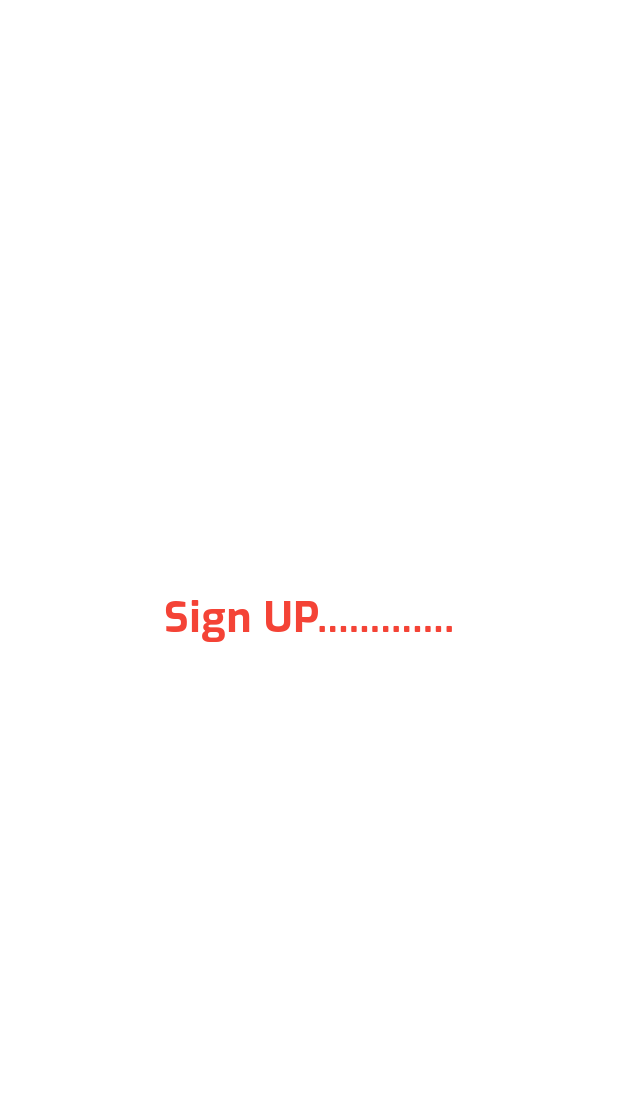
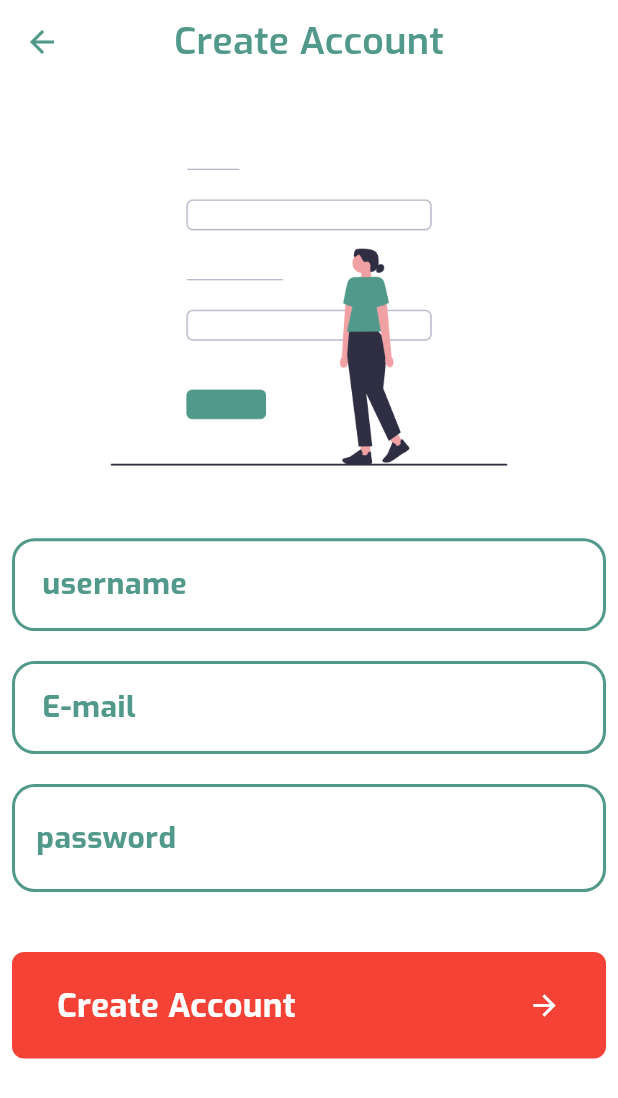
Before and after one commit to AbdAlrahmanmohamedelsayed/smartpill, a Flutter app: the screen it shows after launch, after a tap on "Skip", after a tap on "Register", on a phone screen of 412 x 824 dp. Shown: the top 1098 px of the screen. Run offline on Flutter 3.47's test engine with Material 3 defaults, Android fonts, the phone set to English and light mode, and no system bars; our stand-ins replace animate_do, flutter_onboarding_slider.

Commit message:
add login and signup

```diff
--- a/lib/core/config/appRouter.dart
+++ b/lib/core/config/appRouter.dart
@@ -1,8 +1,9 @@
 import 'package:flutter/material.dart';
 import 'package:smartpill/core/config/page_routes_name.dart';
-import 'package:smartpill/features/screens/log/Login_view.dart';
+import 'package:smartpill/features/layout/layout_view.dart';
+import 'package:smartpill/features/screens/Auth/log/Login_view.dart';
 import 'package:smartpill/features/screens/onboarding/onboarding_view.dart';
-import 'package:smartpill/features/screens/signup/signUp_view.dart';
+import 'package:smartpill/features/screens/Auth/signup/signUp_view.dart';
 import 'package:smartpill/features/screens/splash/splashview.dart';
 
 class AppRouter {
@@ -20,6 +21,9 @@ class AppRouter {
       case PageRoutesName.signup:
         return MaterialPageRoute(
             builder: (context) => SignupView(), settings: settings);
+      case PageRoutesName.layout:
+        return MaterialPageRoute(
+            builder: (context) => LayoutView(), settings: settings);
       default:
         return MaterialPageRoute(
             builder: (context) => Splashview(), settings: settings);
--- a/lib/core/config/page_routes_name.dart
+++ b/lib/core/config/page_routes_name.dart
@@ -1,6 +1,7 @@
 class PageRoutesName {
   static const String initial = '/';
   static const String onboarding = 'onboarding';
+  static const String layout = 'layout';
   static const String home = 'home';
   static const String login = 'login';
   static const String signup = 'signup';
--- a/lib/core/theme/app_theme_manager.dart
+++ b/lib/core/theme/app_theme_manager.dart
@@ -5,6 +5,10 @@ class AppThemeManager {
   static Color primary = ColorPallets.primaryColor;
   static ThemeData lightThemeManager = ThemeData(
     primaryColor: primary,
+    appBarTheme: AppBarTheme(
+        centerTitle: true,
+        backgroundColor: Colors.white,
+        iconTheme: IconThemeData(color: primary)),
     textTheme: const TextTheme(
       bodyLarge: TextStyle(
           color: Colors.black,
--- a/lib/core/theme/color_pallets.dart
+++ b/lib/core/theme/color_pallets.dart
@@ -2,4 +2,5 @@ import 'package:flutter/material.dart';
 
 class ColorPallets {
   static const Color primaryColor = Color(0xff51998a);
+  static const Color redbutton = Colors.red;
 }
--- /dev/null
+++ b/lib/features/screens/Auth/signup/signUp_view.dart
@@ -0,0 +1,237 @@
+import 'package:animate_do/animate_do.dart';
+import 'package:flutter/material.dart';
+import 'package:smartpill/core/theme/color_pallets.dart';
+
+class SignupView extends StatefulWidget {
+  const SignupView({super.key});
+
+  @override
+  State<SignupView> createState() => _SignupViewState();
+}
+
+class _SignupViewState extends State<SignupView> {
+  bool isObscure = true;
+  TextEditingController emailcontroller = TextEditingController();
+  TextEditingController passwordcontrolar = TextEditingController();
+  @override
+  Widget build(BuildContext context) {
+    var formkey = GlobalKey<FormState>();
+    var theme = Theme.of(context);
+    var media = MediaQuery.sizeOf(context);
+    return Scaffold(
+      appBar: AppBar(
+        title: Text(
+          'Create Account',
+          style:
+              theme.textTheme.bodyMedium?.copyWith(color: theme.primaryColor),
+        ),
+      ),
+      backgroundColor: Colors.white,
+      body: SingleChildScrollView(
+        child: Padding(
+          padding: const EdgeInsets.all(8.0),
+          child: Form(
+            key: formkey,
+            child: Column(
+              crossAxisAlignment: CrossAxisAlignment.start,
+              children: [
+                FadeInDown(
+                  delay: const Duration(microseconds: 400),
+                  child: Container(
+                      padding: const EdgeInsets.symmetric(
+                          horizontal: 8, vertical: 10),
+                      width: 450,
+                      child: Image.asset(
+                        'assets/images/Sign_up.png',
+                        fit: BoxFit.cover,
+                      )),
+                ),
+                TextFormField(
+                  controller: emailcontroller,
+                  validator: (value) {
+                    if (value == null || value.trim().isEmpty) {
+                      return "plz enter your full name";
+                    }
+
+                    return null;
+                  },
+                  cursorColor: ColorPallets.redbutton,
+                  style: theme.textTheme.bodySmall,
+                  decoration: InputDecoration(
+                    contentPadding: const EdgeInsets.all(16),
+                    suffix: Icon(
+                      Icons.person,
+                      color: theme.primaryColor,
+                    ),
+                    label: Text(
+                      'username',
+                      style: theme.textTheme.bodySmall?.copyWith(
+                          fontSize: 20,
+                          color: theme.primaryColor,
+                          fontWeight: FontWeight.bold),
+                    ),
+                    hintText: 'enter your full name ',
+                    hintStyle: theme.textTheme.bodySmall?.copyWith(
+                        fontWeight: FontWeight.w500, color: Colors.black38),
+                    border: OutlineInputBorder(
+                        borderRadius: BorderRadius.circular(15),
+                        borderSide:
+                            BorderSide(width: 2, color: theme.primaryColor)),
+                    enabledBorder: OutlineInputBorder(
+                      borderRadius: BorderRadius.circular(15),
+                      borderSide:
+                          BorderSide(width: 2, color: theme.primaryColor),
+                    ),
+                    focusedBorder: OutlineInputBorder(
+                      borderRadius: BorderRadius.circular(15),
+                      borderSide:
+                          BorderSide(width: 2, color: theme.primaryColor),
+                    ),
+                  ),
+                ),
+                const SizedBox(
+                  height: 20,
+                ),
+                TextFormField(
+                  controller: emailcontroller,
+                  validator: (value) {
+                    if (value == null || value.trim().isEmpty) {
+                      return "plz enter your emaail";
+                    }
+                    var regexp = RegExp(
+                        r'^(([^<>()[\]\\.,;:\s@\"]+(\.[^<>()[\]\\.,;:\s@\"]+)*)|(\".+\"))@((\[[0-9]{1,3}\.[0-9]{1,3}\.[0-9]{1,3}\.[0-9]{1,3}\])|(([a-zA-Z\-0-9]+\.)+[a-zA-Z]{2,}))$');
+                    if (!regexp.hasMatch(value)) {
+                      return 'Invalid email';
+                    }
+                    return null;
+                  },
+                  cursorColor: ColorPallets.redbutton,
+                  style: theme.textTheme.bodySmall,
+                  decoration: InputDecoration(
+                    contentPadding: const EdgeInsets.all(16),
+                    suffix: Icon(
+                      Icons.email,
+                      color: theme.primaryColor,
+                    ),
+                    label: Text(
+                      'E-mail',
+                      style: theme.textTheme.bodySmall?.copyWith(
+                          fontSize: 20,
+                          color: theme.primaryColor,
+                          fontWeight: FontWeight.bold),
+                    ),
+                    hintText: 'enter your email ',
+                    hintStyle: theme.textTheme.bodySmall?.copyWith(
+                        fontWeight: FontWeight.w500, color: Colors.black38),
+                    border: OutlineInputBorder(
+                        borderRadius: BorderRadius.circular(15),
+                        borderSide:
+                            BorderSide(width: 2, color: theme.primaryColor)),
+                    enabledBorder: OutlineInputBorder(
+                      borderRadius: BorderRadius.circular(15),
+                      borderSide:
+                          BorderSide(width: 2, color: theme.primaryColor),
+                    ),
+                    focusedBorder: OutlineInputBorder(
+                      borderRadius: BorderRadius.circular(15),
+                      borderSide:
+                          BorderSide(width: 2, color: theme.primaryColor),
+                    ),
+                  ),
+                ),
+                const SizedBox(
+                  height: 20,
+                ),
+                TextFormField(
+                  obscureText: isObscure,
+                  controller: passwordcontrolar,
+                  validator: (value) {
+                    if (value == null || value.trim().isEmpty) {
+                      return 'Plz enter your password';
+                    }
+                    return null;
+                  },
+                  cursorColor: ColorPallets.redbutton,
+                  style: theme.textTheme.bodySmall,
+                  decoration: InputDecoration(
+                    contentPadding: const EdgeInsets.all(12),
+                    suffix: IconButton(
+                        onPressed: () {
+                          setState(() {
+                            isObscure = !isObscure;
+                          });
+                        },
+                        icon: Icon(
+                          isObscure ? Icons.visibility : Icons.visibility_off,
+                          color: theme.primaryColor,
+                        )),
+                    label: Text(
+                      'password',
+                      style: theme.textTheme.bodySmall?.copyWith(
+                          fontSize: 20,
+                          color: theme.primaryColor,
+                          fontWeight: FontWeight.bold),
+                    ),
+                    hintText: 'enter your password ',
+                    hintStyle: theme.textTheme.bodySmall?.copyWith(
+                        fontWeight: FontWeight.w500, color: Colors.black38),
+                    border: OutlineInputBorder(
+                        borderRadius: BorderRadius.circular(15),
+                        borderSide:
+                            BorderSide(width: 2, color: theme.primaryColor)),
+                    enabledBorder: OutlineInputBorder(
+                      borderRadius: BorderRadius.circular(15),
+                      borderSide:
+                          BorderSide(width: 2, color: theme.primaryColor),
+                    ),
+                    focusedBorder: OutlineInputBorder(
+                      borderRadius: BorderRadius.circular(15),
+                      borderSide:
+                          BorderSide(width: 2, color: theme.primaryColor),
+                    ),
+                  ),
+                ),
+                const SizedBox(
+                  height: 40,
+                ),
+                FadeInUp(
+                  delay: const Duration(milliseconds: 250),
+                  child: FilledButton(
+                    style: FilledButton.styleFrom(
+                        shape: RoundedRectangleBorder(
+                            borderRadius: BorderRadius.circular(8)),
+                        padding: const EdgeInsets.symmetric(
+                            horizontal: 30, vertical: 20),
+                        backgroundColor: Colors.red),
+                    onPressed: () {
+                      if (formkey.currentState!.validate()) {
+                        print('valid email');
+                      }
+                    },
+                    child: Row(
+                      mainAxisAlignment: MainAxisAlignment.spaceBetween,
+                      children: [
+                        Text(
+                          'Create Account',
+                          style: theme.textTheme.bodyMedium?.copyWith(
+                              fontSize: 22,
+                              fontWeight: FontWeight.w700,
+                              color: Colors.white),
+                        ),
+                        const Icon(
+                          Icons.arrow_forward,
+                          color: Colors.white,
+                          size: 22,
+                        )
+                      ],
+                    ),
+                  ),
+                ),
+              ],
+            ),
+          ),
+        ),
+      ),
+    );
+  }
+}
--- a/lib/features/screens/onboarding/onboarding_view.dart
+++ b/lib/features/screens/onboarding/onboarding_view.dart
@@ -1,4 +1,4 @@
-import 'package:flutter/cupertino.dart';
+import 'package:animate_do/animate_do.dart';
 import 'package:flutter/material.dart';
 import 'package:flutter_onboarding_slider/flutter_onboarding_slider.dart';
 import 'package:smartpill/core/config/page_routes_name.dart';
@@ -12,21 +12,24 @@ class OnboardingView extends StatelessWidget {
     var theme = Theme.of(context);
     var media = MediaQuery.of(context);
     return OnBoardingSlider(
-      finishButtonText: 'Register',
+      finishButtonText: 'LogIn',
       onFinish: () {
-        Navigator.pushNamed(context, PageRoutesName.signup);
+        Navigator.pushNamed(context, PageRoutesName.login);
       },
       finishButtonStyle: FinishButtonStyle(
           backgroundColor: theme.primaryColor,
-      ),
+          shape:
+              RoundedRectangleBorder(borderRadius: BorderRadius.circular(20))),
       skipTextButton: Text('Skip',
           style:
               theme.textTheme.bodySmall?.copyWith(color: theme.primaryColor)),
-      trailing: Text('Login',
-          style:
-              theme.textTheme.bodySmall?.copyWith(color: theme.primaryColor)),
+      trailing: Text('Register',
+          style: theme.textTheme.bodySmall?.copyWith(
+              fontSize: 20,
+              color: theme.primaryColor,
+              fontWeight: FontWeight.bold)),
       trailingFunction: () {
-        Navigator.pushNamed(context, PageRoutesName.login);
+        Navigator.pushNamed(context, PageRoutesName.signup);
       },
       controllerColor: theme.primaryColor,
       totalPage: 4,
@@ -39,12 +42,14 @@ class OnboardingView extends StatelessWidget {
         CustomImage(imagePath: 'assets/images/onboard_3.jpg'),
         CustomImage(imagePath: 'assets/images/onboard_4.jpg'),
       ],
-      speed: 1.8,
+      speed: 1.9,
       pageBodies: [
-        Container(
+        FadeInRight(
+          delay: const Duration(seconds: 1),
+          child: Container(
             alignment: Alignment.center,
             width: media.size.width,
-          padding: const EdgeInsets.symmetric(horizontal: 40),
+            padding: const EdgeInsets.symmetric(horizontal: 20),
             child: Column(
               mainAxisAlignment: MainAxisAlignment.center,
               crossAxisAlignment: CrossAxisAlignment.center,
@@ -71,7 +76,10 @@ class OnboardingView extends StatelessWidget {
               ],
             ),
           ),
-        Container(
+        ),
+        FadeInRight(
+          delay: const Duration(microseconds: 700),
+          child: Container(
             alignment: Alignment.center,
             width: media.size.width,
             padding: const EdgeInsets.symmetric(horizontal: 40),
@@ -101,7 +109,10 @@ class OnboardingView extends StatelessWidget {
               ],
             ),
           ),
-        Container(
+        ),
+        FadeInRight(
+          delay: const Duration(microseconds: 700),
+          child: Container(
             alignment: Alignment.center,
             width: media.size.width,
             padding: const EdgeInsets.symmetric(horizontal: 40),
@@ -131,7 +142,10 @@ class OnboardingView extends StatelessWidget {
               ],
             ),
           ),
-        Container(
+        ),
+        FadeInRight(
+          delay: const Duration(microseconds: 700),
+          child: Container(
             alignment: Alignment.center,
             width: media.size.width,
             padding: const EdgeInsets.symmetric(horizontal: 40),
@@ -161,6 +175,7 @@ class OnboardingView extends StatelessWidget {
               ],
             ),
           ),
+        ),
       ],
     );
   }
--- a/lib/features/screens/onboarding/widgets/custom_image.dart
+++ b/lib/features/screens/onboarding/widgets/custom_image.dart
@@ -1,3 +1,4 @@
+import 'package:animate_do/animate_do.dart';
 import 'package:flutter/material.dart';
 
 class CustomImage extends StatelessWidget {
@@ -6,7 +7,9 @@ class CustomImage extends StatelessWidget {
 
   @override
   Widget build(BuildContext context) {
-    return Container(
+    return FadeInDown(
+      delay: const Duration(milliseconds: 250),
+      child: Container(
           height: 380,
           decoration: BoxDecoration(
             color: Colors.black12,
@@ -17,6 +20,7 @@ class CustomImage extends StatelessWidget {
           child: Image.asset(
             imagePath,
             fit: BoxFit.cover,
-        ));
+          )),
+    );
   }
 }
--- a/lib/features/screens/signup/signUp_view.dart
+++ /dev/null
@@ -1,18 +0,0 @@
-import 'package:flutter/material.dart';
-
-class SignupView extends StatelessWidget {
-  const SignupView({super.key});
-
-  @override
-  Widget build(BuildContext context) {
-    var theme = Theme.of(context);
-    return Container(
-      color: Colors.white,
-      alignment: Alignment.center,
-      child: Text(
-        'Sign UP.............',
-        style: theme.textTheme.bodyLarge?.copyWith(color: Colors.red),
-      ),
-    );
-  }
-}
--- a/lib/features/screens/splash/splashview.dart
+++ b/lib/features/screens/splash/splashview.dart
@@ -1,6 +1,7 @@
 import 'package:animate_do/animate_do.dart';
 import 'package:flutter/material.dart';
 import 'package:smartpill/core/config/page_routes_name.dart';
+import 'package:smartpill/core/theme/color_pallets.dart';
 
 class Splashview extends StatefulWidget {
   const Splashview({super.key});
@@ -34,7 +35,7 @@ class _SplashviewState extends State<Splashview> {
           children: [
             FadeInDown(
               child: Image.asset(
-                'assets/images/logo.jpg',
+                'assets/images/logo.png',
                 width: 70,
               ),
             ),
@@ -45,7 +46,8 @@ class _SplashviewState extends State<Splashview> {
               delay: Duration(seconds: 1),
               child: Text(
                 'Smart Pill',
-                style: theme.textTheme.bodyLarge?.copyWith(color: Colors.red),
+                style: theme.textTheme.bodyLarge
+                    ?.copyWith(color: ColorPallets.redbutton),
               ),
             )
           ],
```
Also changed, not shown: lib/features/layout/layout_view.dart (added, +10 -0 lines), lib/features/screens/Auth/log/Login_view.dart (added, +236 -0 lines), lib/features/screens/log/Login_view.dart (deleted, +0 -18 lines), lib/features/screens/settings/settings_view.dart (added, +10 -0 lines), assets/images/Login.png (added), assets/images/Sign_up.png (added), assets/images/logo.jpg (deleted), assets/images/logo.png (added). Lines whose indentation alone changed are shown as unchanged.
